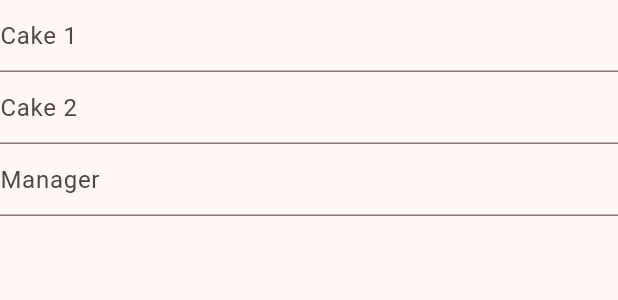
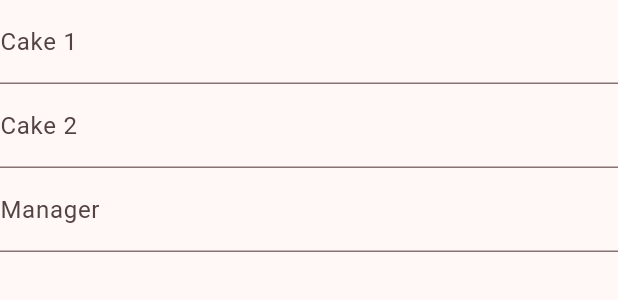
Before and after one commit to Dadush0/Tennis_Club_APP, a Flutter app: the AddOrgaInfoWidget widget shown alone on an empty page, opened directly, on a phone screen of 412 x 824 dp. Shown: the top 300 px of the screen. Run offline on Flutter 3.47's test engine with Material 3 defaults, Android fonts, the phone set to English and light mode, and no system bars; our stand-ins replace firebase_core, firebase_database, firebase_storage, flutter_mobx, get_it, image_picker and 3 more; accounts and stored records are empty; generated files the repository leaves out were written again.

Commit message:
improved design

```diff
--- a/lib/presentation/localization/app_de.arb
+++ b/lib/presentation/localization/app_de.arb
@@ -54,7 +54,7 @@
       "cost": "Kosten",
       "costHint": "Kosten eingeben",
       "maxParticipants": "Max. Teilnehmer",
-      "maxParticipantsInfo": "Max. Teilnehmer?",
+      "maxParticipantsInfo": "Max. Teilnehmer? ",
       "maxParticipantsHint": "Gib die maximale Anzahl an Teilnehmern an",
       "when": "Wann? ",
       "where": "Wo? ",
@@ -65,5 +65,6 @@
       "signup":"Anmelden",
       "name":"Name",
       "participants":"Teilnehmer",
-      "close": "Schließen"
+      "close": "Schließen",
+      "titleMissing": "Es muss ein Titel eingegeben werden!"
 }
--- a/lib/presentation/localization/app_en.arb
+++ b/lib/presentation/localization/app_en.arb
@@ -54,7 +54,7 @@
       "cost": "Cost",
       "costHint": "Enter your cost",
       "maxParticipants": "Max. Participants",
-      "maxParticipantsInfo": "Max. Participants?",
+      "maxParticipantsInfo": "Max. Participants? ",
       "maxParticipantsHint": "Enter the maximum number of participants",
       "when": "When? ",
       "where": "Were? ",
@@ -65,5 +65,6 @@
       "signup":"Sign up",
       "name":"Name",
       "participants":"Participants",
-      "close": "Close"
+      "close": "Close",
+      "titleMissing": "A title has to be entered"
 }
--- a/lib/presentation/widgets/game/game_add_widget.dart
+++ b/lib/presentation/widgets/game/game_add_widget.dart
@@ -108,10 +108,7 @@ class AddGameInfoWidget extends StatelessWidget {
             decoration: InputDecoration(
               labelText: AppLocalizations.of(context)!.opponent,
               hintText: AppLocalizations.of(context)!.opponentName,
-            )
-            //errorText: 'Test'),
-
-            ),
+            )),
         Row(
           mainAxisAlignment: MainAxisAlignment.spaceEvenly,
           children: [
@@ -137,7 +134,8 @@ class AddGameInfoWidget extends StatelessWidget {
             ..text = Localization.formatDate(DateTime.now()),
           readOnly: true,
           decoration: InputDecoration(
-              hintText: AppLocalizations.of(context)!.selectDate),
+              hintText: AppLocalizations.of(context)!.selectDate,
+              labelText: AppLocalizations.of(context)!.selectDate),
           onTap: () => onTapDateFunction(context: context),
         ),
         TextField(
@@ -146,7 +144,8 @@ class AddGameInfoWidget extends StatelessWidget {
                 Localization.formatTime(const TimeOfDay(hour: 9, minute: 0)),
           readOnly: true,
           decoration: InputDecoration(
-              hintText: AppLocalizations.of(context)!.selectTime),
+              hintText: AppLocalizations.of(context)!.selectTime,
+              labelText: AppLocalizations.of(context)!.selectTime),
           onTap: () => onTapTimeFunction(context: context),
         )
       ],
@@ -196,7 +195,8 @@ class AddPlayerInfoWidget extends StatelessWidget {
               _lineupStore.playerNames[0] = value;
             },
             decoration: InputDecoration(
-                hintText: AppLocalizations.of(context)!.player1)),
+                hintText: AppLocalizations.of(context)!.player1,
+                labelText: AppLocalizations.of(context)!.player1)),
         TextField(
             controller: TextEditingController()
               ..text = _lineupStore.playerNames[1],
@@ -204,7 +204,8 @@ class AddPlayerInfoWidget extends StatelessWidget {
               _lineupStore.playerNames[1] = value;
             },
             decoration: InputDecoration(
-                hintText: AppLocalizations.of(context)!.player2)),
+                hintText: AppLocalizations.of(context)!.player2,
+                labelText: AppLocalizations.of(context)!.player2)),
         TextField(
             controller: TextEditingController()
               ..text = _lineupStore.playerNames[2],
@@ -212,12 +213,14 @@ class AddPlayerInfoWidget extends StatelessWidget {
               _lineupStore.playerNames[2] = value;
             },
             decoration: InputDecoration(
-                hintText: AppLocalizations.of(context)!.player3)),
+                hintText: AppLocalizations.of(context)!.player3,
+                labelText: AppLocalizations.of(context)!.player3)),
         TextField(
           controller: TextEditingController()
             ..text = _lineupStore.playerNames[3],
-          decoration:
-              InputDecoration(hintText: AppLocalizations.of(context)!.player4),
+          decoration: InputDecoration(
+              hintText: AppLocalizations.of(context)!.player4,
+              labelText: AppLocalizations.of(context)!.player4),
           onChanged: (value) {
             _lineupStore.playerNames[3] = value;
           },
@@ -240,22 +243,25 @@ class AddOrgaInfoWidget extends StatelessWidget {
           onChanged: (value) {
             _lineupStore.cakeNames[0] = value;
           },
-          decoration:
-              InputDecoration(hintText: AppLocalizations.of(context)!.cake1)),
+          decoration: InputDecoration(
+              hintText: AppLocalizations.of(context)!.cake1,
+              labelText: AppLocalizations.of(context)!.cake1)),
       TextField(
           controller: TextEditingController()..text = _lineupStore.cakeNames[1],
           onChanged: (value) {
             _lineupStore.cakeNames[1] = value;
           },
-          decoration:
-              InputDecoration(hintText: AppLocalizations.of(context)!.cake2)),
+          decoration: InputDecoration(
+              hintText: AppLocalizations.of(context)!.cake2,
+              labelText: AppLocalizations.of(context)!.cake2)),
       TextField(
           controller: TextEditingController()..text = _lineupStore.manager,
           onChanged: (value) {
             _lineupStore.manager = value;
           },
-          decoration:
-              InputDecoration(hintText: AppLocalizations.of(context)!.manager)),
+          decoration: InputDecoration(
+              hintText: AppLocalizations.of(context)!.manager,
+              labelText: AppLocalizations.of(context)!.manager)),
     ]);
   }
 }
```
Also changed, not shown: lib/presentation/widgets/event/event_add_widget.dart (+13 -4 lines), lib/presentation/widgets/event/event_card_widget.dart (+61 -10 lines), lib/presentation/widgets/news/news_add_widget.dart (+13 -4 lines).
